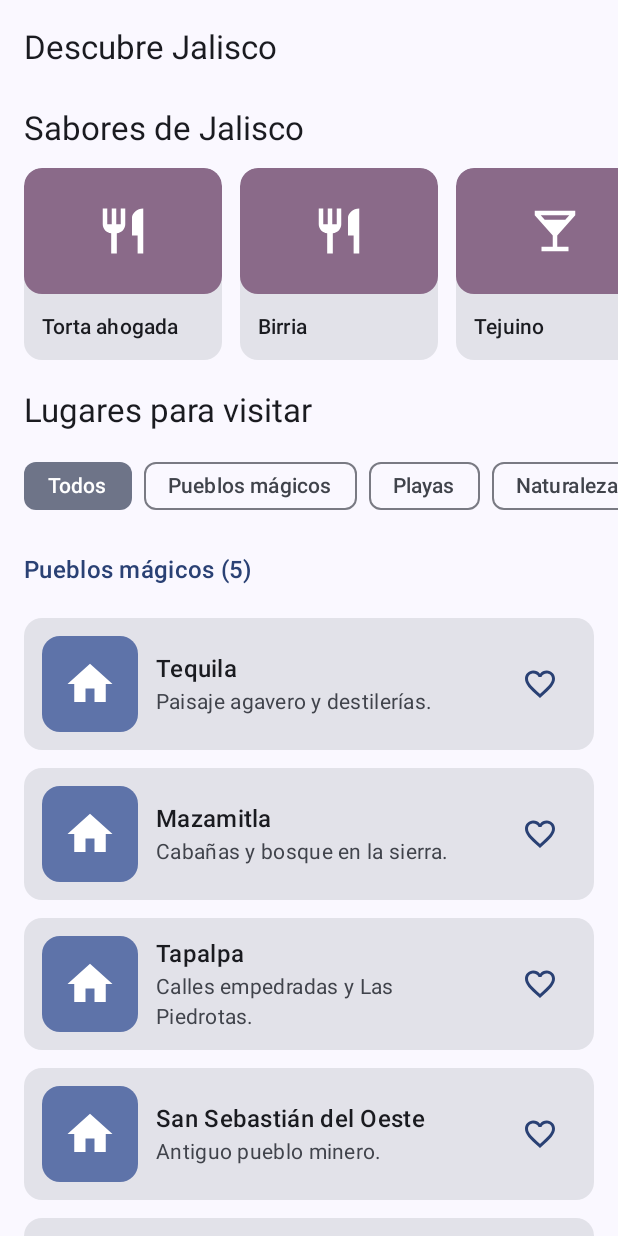
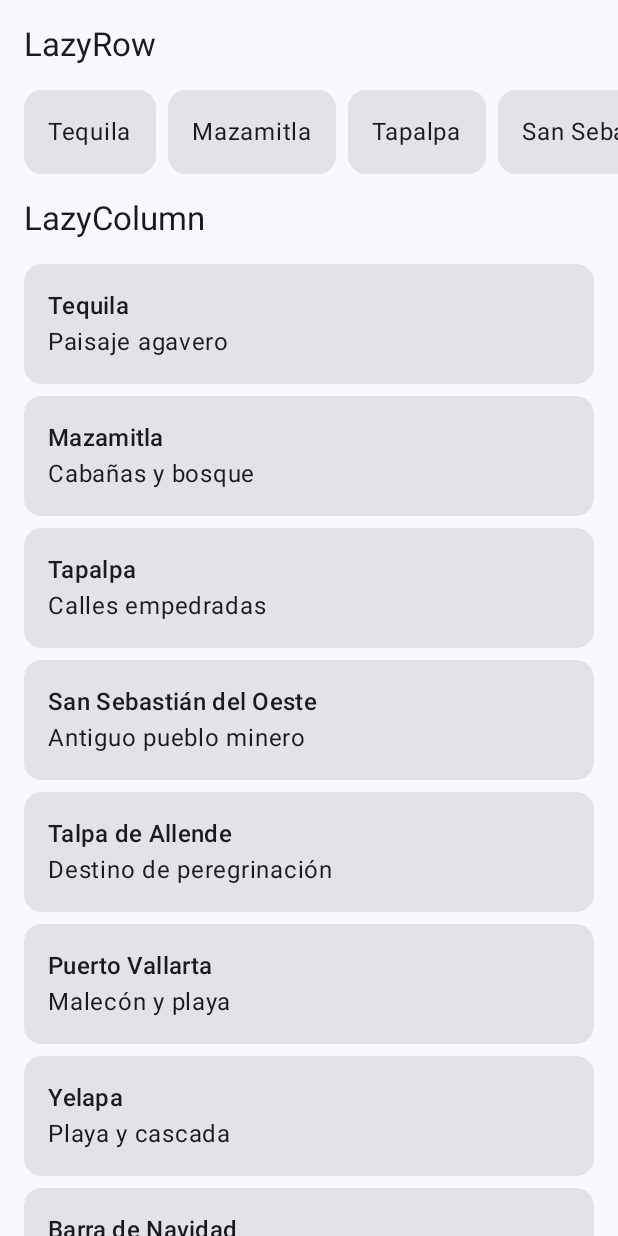
Before and after one commit to franciscogarcia7850-cloud/LazyLayoutsDemo, an Android app built with Jetpack Compose: the screen it shows after launch (MainActivity), on a phone screen of 412 x 824 dp. Run offline under Robolectric (Android 15) with nearby library versions, the phone set to English and light mode, and no system bars.

Commit message:
Simplifica la app a LazyRow, LazyColumn y data class
Co-Authored-By: Claude Opus 5.5 <noreply@anthropic.com>

```diff
--- a/app/build.gradle.kts
+++ b/app/build.gradle.kts
@@ -22,7 +22,7 @@ android {
     buildTypes {
         release {
             optimization {
-                enable = true
+                enable = false
             }
         }
     }
@@ -36,7 +36,6 @@ android {
 }
 
 dependencies {
-    implementation("androidx.compose.material:material-icons-extended")
 
     implementation(platform(libs.androidx.compose.bom))
     implementation(libs.androidx.activity.compose)
--- /dev/null
+++ b/app/src/main/java/com/example/lazylayoutsdemo/Lugar.kt
@@ -0,0 +1,31 @@
+package com.example.lazylayoutsdemo
+
+// Modelo de datos
+data class Lugar(
+    val id: Int,
+    val nombre: String,
+    val descripcion: String
+)
+
+val lugares = listOf(
+    Lugar(1, "Tequila", "Paisaje agavero"),
+    Lugar(2, "Mazamitla", "Cabañas y bosque"),
+    Lugar(3, "Tapalpa", "Calles empedradas"),
+    Lugar(4, "San Sebastián del Oeste", "Antiguo pueblo minero"),
+    Lugar(5, "Talpa de Allende", "Destino de peregrinación"),
+    Lugar(6, "Puerto Vallarta", "Malecón y playa"),
+    Lugar(7, "Yelapa", "Playa y cascada"),
+    Lugar(8, "Barra de Navidad", "Laguna y playa"),
+    Lugar(9, "Melaque", "Bahía tranquila"),
+    Lugar(10, "Careyes", "Acantilados y playa"),
+    Lugar(11, "Lago de Chapala", "El lago más grande de México"),
+    Lugar(12, "Bosque La Primavera", "Aguas termales"),
+    Lugar(13, "Nevado de Colima", "Montaña y bosque"),
+    Lugar(14, "Barranca de Huentitán", "Cañón y senderos"),
+    Lugar(15, "Sierra de Manantlán", "Reserva de la biósfera"),
+    Lugar(16, "Guadalajara", "Capital del estado"),
+    Lugar(17, "Zapopan", "Basílica de Zapopan"),
+    Lugar(18, "Tonalá", "Artesanías"),
+    Lugar(19, "Ameca", "Región Valles"),
+    Lugar(20, "Ciudad Guzmán", "Zapotlán el Grande")
+)
--- a/app/src/main/java/com/example/lazylayoutsdemo/MainActivity.kt
+++ b/app/src/main/java/com/example/lazylayoutsdemo/MainActivity.kt
@@ -4,7 +4,23 @@ import android.os.Bundle
 import androidx.activity.ComponentActivity
 import androidx.activity.compose.setContent
 import androidx.activity.enableEdgeToEdge
-import com.example.lazylayoutsdemo.ui.PantallaListas
+import androidx.compose.foundation.layout.Arrangement
+import androidx.compose.foundation.layout.Column
+import androidx.compose.foundation.layout.PaddingValues
+import androidx.compose.foundation.layout.fillMaxSize
+import androidx.compose.foundation.layout.fillMaxWidth
+import androidx.compose.foundation.layout.padding
+import androidx.compose.foundation.lazy.LazyColumn
+import androidx.compose.foundation.lazy.LazyRow
+import androidx.compose.foundation.lazy.items
+import androidx.compose.material3.Card
+import androidx.compose.material3.MaterialTheme
+import androidx.compose.material3.Scaffold
+import androidx.compose.material3.Text
+import androidx.compose.runtime.Composable
+import androidx.compose.ui.Modifier
+import androidx.compose.ui.tooling.preview.Preview
+import androidx.compose.ui.unit.dp
 import com.example.lazylayoutsdemo.ui.theme.LazyLayoutsDemoTheme
 
 class MainActivity : ComponentActivity() {
@@ -13,8 +29,68 @@ class MainActivity : ComponentActivity() {
         enableEdgeToEdge()
         setContent {
             LazyLayoutsDemoTheme {
-                PantallaListas()
+                Scaffold(modifier = Modifier.fillMaxSize()) { innerPadding ->
+                    PantallaListas(modifier = Modifier.padding(innerPadding))
+                }
             }
         }
     }
 }
+
+@Composable
+fun PantallaListas(modifier: Modifier = Modifier) {
+    Column(modifier = modifier.fillMaxSize()) {
+        Titulo("LazyRow")
+        ListaHorizontal()
+        Titulo("LazyColumn")
+        ListaVertical()
+    }
+}
+
+@Composable
+fun ListaHorizontal() {
+    LazyRow(
+        contentPadding = PaddingValues(horizontal = 16.dp),
+        horizontalArrangement = Arrangement.spacedBy(8.dp)
+    ) {
+        items(lugares, key = { it.id }) { lugar ->
+            Card {
+                Text(text = lugar.nombre, modifier = Modifier.padding(16.dp))
+            }
+        }
+    }
+}
+
+@Composable
+fun ListaVertical() {
+    LazyColumn(
+        contentPadding = PaddingValues(start = 16.dp, end = 16.dp, bottom = 16.dp),
+        verticalArrangement = Arrangement.spacedBy(8.dp)
+    ) {
+        items(lugares, key = { it.id }) { lugar ->
+            Card(modifier = Modifier.fillMaxWidth()) {
+                Column(modifier = Modifier.padding(16.dp)) {
+                    Text(text = lugar.nombre, style = MaterialTheme.typography.titleMedium)
+                    Text(text = lugar.descripcion)
+                }
+            }
+        }
+    }
+}
+
+@Composable
+fun Titulo(texto: String) {
+    Text(
+        text = texto,
+        style = MaterialTheme.typography.titleLarge,
+        modifier = Modifier.padding(16.dp)
+    )
+}
+
+@Preview(showBackground = true)
+@Composable
+fun PantallaListasPreview() {
+    LazyLayoutsDemoTheme {
+        PantallaListas()
+    }
+}
--- a/app/src/main/java/com/example/lazylayoutsdemo/data/DatosDemo.kt
+++ /dev/null
@@ -1,47 +0,0 @@
-package com.example.lazylayoutsdemo.data
-
-object DatosDemo {
-
-    /** 20 elementos para la LazyColumn. */
-    val lugares: List<Lugar> = listOf(
-        Lugar(1, "Tequila", "Paisaje agavero y destilerías.", Categoria.PUEBLO),
-        Lugar(2, "Mazamitla", "Cabañas y bosque en la sierra.", Categoria.PUEBLO),
-        Lugar(3, "Tapalpa", "Calles empedradas y Las Piedrotas.", Categoria.PUEBLO),
-        Lugar(4, "San Sebastián del Oeste", "Antiguo pueblo minero.", Categoria.PUEBLO),
-        Lugar(5, "Talpa de Allende", "Destino de peregrinación.", Categoria.PUEBLO),
-        Lugar(6, "Puerto Vallarta", "Malecón y Bahía de Banderas.", Categoria.PLAYA),
-        Lugar(7, "Yelapa", "Pueblo costero con cascada.", Categoria.PLAYA),
-        Lugar(8, "Barra de Navidad", "Laguna y playa en la Costalegre.", Categoria.PLAYA),
-        Lugar(9, "Melaque", "Bahía tranquila en Cihuatlán.", Categoria.PLAYA),
-        Lugar(10, "Careyes", "Acantilados y casas de colores.", Categoria.PLAYA),
-        Lugar(11, "Lago de Chapala", "El lago más grande de México.", Categoria.NATURALEZA),
-        Lugar(12, "Bosque La Primavera", "Aguas termales y senderos.", Categoria.NATURALEZA),
-        Lugar(13, "Nevado de Colima", "Montaña con bosque de pino.", Categoria.NATURALEZA),
-        Lugar(14, "Barranca de Huentitán", "Cañón al norte de Guadalajara.", Categoria.NATURALEZA),
-        Lugar(15, "Sierra de Manantlán", "Reserva de la biósfera.", Categoria.NATURALEZA),
-        Lugar(16, "Guadalajara", "Capital del estado.", Categoria.CIUDAD),
-        Lugar(17, "Zapopan", "Basílica y Andador 20 de Noviembre.", Categoria.CIUDAD),
-        Lugar(18, "Tonalá", "Artesanías y tianguis.", Categoria.CIUDAD),
-        Lugar(19, "Ameca", "Ciudad de la región Valles.", Categoria.CIUDAD),
-        Lugar(20, "Ciudad Guzmán", "Cabecera de Zapotlán el Grande.", Categoria.CIUDAD)
-    )
-
-    /** 15 elementos para la LazyRow. */
-    val platillos: List<Platillo> = listOf(
-        Platillo(1, "Torta ahogada", TipoPlatillo.COMIDA),
-        Platillo(2, "Birria", TipoPlatillo.COMIDA),
-        Platillo(3, "Tejuino", TipoPlatillo.BEBIDA),
-        Platillo(4, "Jericalla", TipoPlatillo.POSTRE),
-        Platillo(5, "Carne en su jugo", TipoPlatillo.COMIDA),
-        Platillo(6, "Cantarito", TipoPlatillo.BEBIDA),
-        Platillo(7, "Cajeta de Sayula", TipoPlatillo.POSTRE),
-        Platillo(8, "Pozole rojo", TipoPlatillo.COMIDA),
-        Platillo(9, "Tequila", TipoPlatillo.BEBIDA),
-        Platillo(10, "Alfajor de coco", TipoPlatillo.POSTRE),
-        Platillo(11, "Enchiladas", TipoPlatillo.COMIDA),
-        Platillo(12, "Raicilla", TipoPlatillo.BEBIDA),
-        Platillo(13, "Charales", TipoPlatillo.COMIDA),
-        Platillo(14, "Tepache", TipoPlatillo.BEBIDA),
-        Platillo(15, "Rollo de guayaba", TipoPlatillo.POSTRE)
-    )
-}
--- a/app/src/main/java/com/example/lazylayoutsdemo/data/Lugar.kt
+++ /dev/null
@@ -1,19 +0,0 @@
-package com.example.lazylayoutsdemo.data
-
-enum class Categoria(val titulo: String) {
-    PUEBLO("Pueblos mágicos"),
-    PLAYA("Playas"),
-    NATURALEZA("Naturaleza"),
-    CIUDAD("Ciudades")
-}
-
-/**
- * Modelo de datos de la lista vertical.
- * El [id] es único y estable: se usa como `key` en la LazyColumn.
- */
-data class Lugar(
-    val id: Int,
-    val nombre: String,
-    val descripcion: String,
-    val categoria: Categoria
-)
--- a/app/src/main/java/com/example/lazylayoutsdemo/data/Platillo.kt
+++ /dev/null
@@ -1,10 +0,0 @@
-package com.example.lazylayoutsdemo.data
-
-enum class TipoPlatillo { COMIDA, BEBIDA, POSTRE }
-
-/** Modelo de datos de la lista horizontal. */
-data class Platillo(
-    val id: Int,
-    val nombre: String,
-    val tipo: TipoPlatillo
-)
--- a/app/src/main/java/com/example/lazylayoutsdemo/ui/PantallaListas.kt
+++ /dev/null
@@ -1,190 +0,0 @@
-package com.example.lazylayoutsdemo.ui
-
-import androidx.compose.animation.AnimatedVisibility
-import androidx.compose.foundation.layout.Arrangement
-import androidx.compose.foundation.layout.PaddingValues
-import androidx.compose.foundation.layout.fillMaxSize
-import androidx.compose.foundation.layout.fillMaxWidth
-import androidx.compose.foundation.layout.padding
-import androidx.compose.foundation.lazy.LazyColumn
-import androidx.compose.foundation.lazy.LazyRow
-import androidx.compose.foundation.lazy.items
-import androidx.compose.foundation.lazy.rememberLazyListState
-import androidx.compose.material.icons.Icons
-import androidx.compose.material.icons.filled.KeyboardArrowUp
-import androidx.compose.material3.ExperimentalMaterial3Api
-import androidx.compose.material3.FilterChip
-import androidx.compose.material3.FloatingActionButton
-import androidx.compose.material3.Icon
-import androidx.compose.material3.MaterialTheme
-import androidx.compose.material3.Scaffold
-import androidx.compose.material3.Surface
-import androidx.compose.material3.Text
-import androidx.compose.material3.TopAppBar
-import androidx.compose.runtime.Composable
-import androidx.compose.runtime.derivedStateOf
-import androidx.compose.runtime.getValue
-import androidx.compose.runtime.mutableStateOf
-import androidx.compose.runtime.remember
-import androidx.compose.runtime.rememberCoroutineScope
-import androidx.compose.runtime.saveable.rememberSaveable
-import androidx.compose.runtime.setValue
-import androidx.compose.ui.Modifier
-import androidx.compose.ui.tooling.preview.Preview
-import androidx.compose.ui.unit.dp
-import com.example.lazylayoutsdemo.data.Categoria
-import com.example.lazylayoutsdemo.data.DatosDemo
-import com.example.lazylayoutsdemo.data.Platillo
-import com.example.lazylayoutsdemo.ui.theme.LazyLayoutsDemoTheme
-import kotlinx.coroutines.launch
-
-@OptIn(ExperimentalMaterial3Api::class)
-@Composable
-fun PantallaListas() {
-    // null significa "todas las categorías"
-    var filtro by rememberSaveable { mutableStateOf<Categoria?>(null) }
-    var favoritos by rememberSaveable { mutableStateOf(setOf<Int>()) }
-
-    val estadoLista = rememberLazyListState()
-    val scope = rememberCoroutineScope()
-
-    // Solo provoca recomposición cuando cambia el resultado, no en cada píxel de scroll
-    val mostrarBotonSubir by remember {
-        derivedStateOf { estadoLista.firstVisibleItemIndex > 2 }
-    }
-
-    // Se recalcula únicamente al cambiar el filtro
-    val lugaresPorCategoria = remember(filtro) {
-        DatosDemo.lugares
-            .filter { filtro == null || it.categoria == filtro }
-            .groupBy { it.categoria }
-    }
-
-    Scaffold(
-        topBar = { TopAppBar(title = { Text("Descubre Jalisco") }) },
-        floatingActionButton = {
-            AnimatedVisibility(visible = mostrarBotonSubir) {
-                FloatingActionButton(
-                    onClick = { scope.launch { estadoLista.animateScrollToItem(0) } }
-                ) {
-                    Icon(Icons.Default.KeyboardArrowUp, contentDescription = "Volver arriba")
-                }
-            }
-        }
-    ) { innerPadding ->
-        LazyColumn(
-            state = estadoLista,
-            modifier = Modifier
-                .fillMaxSize()
-                .padding(top = innerPadding.calculateTopPadding()),
-            // El espacio inferior se desplaza con la lista y deja libre el botón flotante
-            contentPadding = PaddingValues(bottom = innerPadding.calculateBottomPadding() + 88.dp),
-            verticalArrangement = Arrangement.spacedBy(12.dp)
-        ) {
-            item(key = "titulo-platillos", contentType = "titulo") {
-                Titulo("Sabores de Jalisco")
-            }
-            item(key = "platillos", contentType = "fila") {
-                FilaPlatillos(DatosDemo.platillos)
-            }
-            item(key = "titulo-lugares", contentType = "titulo") {
-                Titulo("Lugares para visitar")
-            }
-            item(key = "filtros", contentType = "fila") {
-                FilaFiltros(seleccionado = filtro, onSeleccionar = { filtro = it })
-            }
-
-            lugaresPorCategoria.forEach { (categoria, lugares) ->
-                stickyHeader(key = "encabezado-${categoria.name}", contentType = "encabezado") {
-                    Encabezado("${categoria.titulo} (${lugares.size})")
-                }
-                items(
-                    items = lugares,
-                    key = { it.id },
-                    contentType = { "lugar" }
-                ) { lugar ->
-                    LugarCard(
-                        lugar = lugar,
-                        esFavorito = lugar.id in favoritos,
-                        onFavorito = {
-                            favoritos =
-                                if (lugar.id in favoritos) favoritos - lugar.id
-                                else favoritos + lugar.id
-                        },
-                        modifier = Modifier
-                            .animateItem()
-                            .padding(horizontal = 16.dp)
-                    )
-                }
-            }
-        }
-    }
-}
-
-@Composable
-private fun FilaPlatillos(platillos: List<Platillo>) {
-    LazyRow(
-        contentPadding = PaddingValues(horizontal = 16.dp),
-        horizontalArrangement = Arrangement.spacedBy(12.dp)
-    ) {
-        items(items = platillos, key = { it.id }) { platillo ->
-            PlatilloCard(platillo)
-        }
-    }
-}
-
-@Composable
-private fun FilaFiltros(
-    seleccionado: Categoria?,
-    onSeleccionar: (Categoria?) -> Unit
-) {
-    LazyRow(
-        contentPadding = PaddingValues(horizontal = 16.dp),
-        horizontalArrangement = Arrangement.spacedBy(8.dp)
-    ) {
-        item(key = "todos") {
-            FilterChip(
-                selected = seleccionado == null,
-                onClick = { onSeleccionar(null) },
-                label = { Text("Todos") }
-            )
-        }
-        items(items = Categoria.entries, key = { it.name }) { categoria ->
-            FilterChip(
-                selected = seleccionado == categoria,
-                onClick = { onSeleccionar(categoria) },
-                label = { Text(categoria.titulo) }
-            )
-        }
-    }
-}
-
-@Composable
-private fun Titulo(texto: String) {
-    Text(
-        text = texto,
-        style = MaterialTheme.typography.titleLarge,
-        modifier = Modifier.padding(start = 16.dp, end = 16.dp, top = 8.dp)
-    )
-}
-
-@Composable
-private fun Encabezado(texto: String) {
-    // Fondo opaco para que las tarjetas no se vean detrás al quedar fijo
-    Surface(modifier = Modifier.fillMaxWidth()) {
-        Text(
-            text = texto,
-            style = MaterialTheme.typography.titleMedium,
-            color = MaterialTheme.colorScheme.primary,
-            modifier = Modifier.padding(horizontal = 16.dp, vertical = 8.dp)
-        )
-    }
-}
-
-@Preview(showBackground = true)
-@Composable
-private fun PantallaListasPreview() {
-    LazyLayoutsDemoTheme(dynamicColor = false) {
-        PantallaListas()
-    }
-}
--- a/app/src/main/java/com/example/lazylayoutsdemo/ui/Tarjetas.kt
+++ /dev/null
@@ -1,154 +0,0 @@
-package com.example.lazylayoutsdemo.ui
-
-import androidx.compose.foundation.Image
-import androidx.compose.foundation.background
-import androidx.compose.foundation.layout.Box
-import androidx.compose.foundation.layout.Column
-import androidx.compose.foundation.layout.Row
-import androidx.compose.foundation.layout.fillMaxWidth
-import androidx.compose.foundation.layout.height
-import androidx.compose.foundation.layout.padding
-import androidx.compose.foundation.layout.size
-import androidx.compose.foundation.layout.width
-import androidx.compose.foundation.shape.RoundedCornerShape
-import androidx.compose.material.icons.Icons
-import androidx.compose.material.icons.filled.BeachAccess
-import androidx.compose.material.icons.filled.Cake
-import androidx.compose.material.icons.filled.Favorite
-import androidx.compose.material.icons.filled.FavoriteBorder
-import androidx.compose.material.icons.filled.Home
-import androidx.compose.material.icons.filled.LocalBar
-import androidx.compose.material.icons.filled.LocationCity
-import androidx.compose.material.icons.filled.Restaurant
-import androidx.compose.material.icons.filled.Terrain
-import androidx.compose.material3.Card
-import androidx.compose.material3.Icon
-import androidx.compose.material3.IconButton
-import androidx.compose.material3.MaterialTheme
-import androidx.compose.material3.Text
-import androidx.compose.runtime.Composable
-import androidx.compose.ui.Alignment
-import androidx.compose.ui.Modifier
-import androidx.compose.ui.draw.clip
-import androidx.compose.ui.graphics.Color
-import androidx.compose.ui.graphics.ColorFilter
-import androidx.compose.ui.graphics.vector.ImageVector
-import androidx.compose.ui.text.style.TextOverflow
-import androidx.compose.ui.tooling.preview.Preview
-import androidx.compose.ui.unit.dp
-import com.example.lazylayoutsdemo.data.Categoria
-import com.example.lazylayoutsdemo.data.DatosDemo
-import com.example.lazylayoutsdemo.data.Lugar
-import com.example.lazylayoutsdemo.data.Platillo
-import com.example.lazylayoutsdemo.data.TipoPlatillo
-import com.example.lazylayoutsdemo.ui.theme.LazyLayoutsDemoTheme
-
-/** Elemento de la LazyColumn. */
-@Composable
-fun LugarCard(
-    lugar: Lugar,
-    esFavorito: Boolean,
-    onFavorito: () -> Unit,
-    modifier: Modifier = Modifier
-) {
-    Card(modifier = modifier.fillMaxWidth()) {
-        Row(
-            verticalAlignment = Alignment.CenterVertically,
-            modifier = Modifier.padding(12.dp)
-        ) {
-            Ilustracion(
-                imagen = lugar.categoria.imagen(),
-                fondo = MaterialTheme.colorScheme.primaryContainer,
-                tinte = MaterialTheme.colorScheme.onPrimaryContainer,
-                modifier = Modifier.size(64.dp)
-            )
-            Column(
-                modifier = Modifier
-                    .weight(1f)
-                    .padding(horizontal = 12.dp)
-            ) {
-                Text(lugar.nombre, style = MaterialTheme.typography.titleMedium)
-                Text(
-                    text = lugar.descripcion,
-                    style = MaterialTheme.typography.bodyMedium,
-                    color = MaterialTheme.colorScheme.onSurfaceVariant
-                )
-            }
-            IconButton(onClick = onFavorito) {
-                Icon(
-                    imageVector = if (esFavorito) Icons.Default.Favorite else Icons.Default.FavoriteBorder,
-                    contentDescription =
-                        if (esFavorito) "Quitar ${lugar.nombre} de favoritos"
-                        else "Agregar ${lugar.nombre} a favoritos",
-                    tint = MaterialTheme.colorScheme.primary
-                )
-            }
-        }
-    }
-}
-
-/** Elemento de la LazyRow. */
-@Composable
-fun PlatilloCard(platillo: Platillo, modifier: Modifier = Modifier) {
-    Card(modifier = modifier.width(132.dp)) {
-        Ilustracion(
-            imagen = platillo.tipo.imagen(),
-            fondo = MaterialTheme.colorScheme.tertiaryContainer,
-            tinte = MaterialTheme.colorScheme.onTertiaryContainer,
-            modifier = Modifier
-                .fillMaxWidth()
-                .height(84.dp)
-        )
-        Text(
-            text = platillo.nombre,
-            style = MaterialTheme.typography.labelLarge,
-            maxLines = 1,
-            overflow = TextOverflow.Ellipsis,
-            modifier = Modifier.padding(12.dp)
-        )
-    }
-}
-
-@Composable
-private fun Ilustracion(
-    imagen: ImageVector,
-    fondo: Color,
-    tinte: Color,
-    modifier: Modifier = Modifier
-) {
-    Box(
-        contentAlignment = Alignment.Center,
-        modifier = modifier
-            .clip(RoundedCornerShape(12.dp))
-            .background(fondo)
-    ) {
-        // Decorativa: el nombre ya aparece como texto en la tarjeta
-        Image(
-            imageVector = imagen,
-            contentDescription = null,
-            colorFilter = ColorFilter.tint(tinte),
-            modifier = Modifier.size(36.dp)
-        )
-    }
-}
-
-private fun Categoria.imagen(): ImageVector = when (this) {
-    Categoria.PUEBLO -> Icons.Default.Home
-    Categoria.PLAYA -> Icons.Default.BeachAccess
-    Categoria.NATURALEZA -> Icons.Default.Terrain
-    Categoria.CIUDAD -> Icons.Default.LocationCity
-}
-
-private fun TipoPlatillo.imagen(): ImageVector = when (this) {
-    TipoPlatillo.COMIDA -> Icons.Default.Restaurant
-    TipoPlatillo.BEBIDA -> Icons.Default.LocalBar
-    TipoPlatillo.POSTRE -> Icons.Default.Cake
-}
-
-@Preview
-@Composable
-private fun LugarCardPreview() {
-    LazyLayoutsDemoTheme(dynamicColor = false) {
-        LugarCard(DatosDemo.lugares.first(), esFavorito = true, onFavorito = {})
-    }
-}
```
Also changed, not shown: 7 other files.
